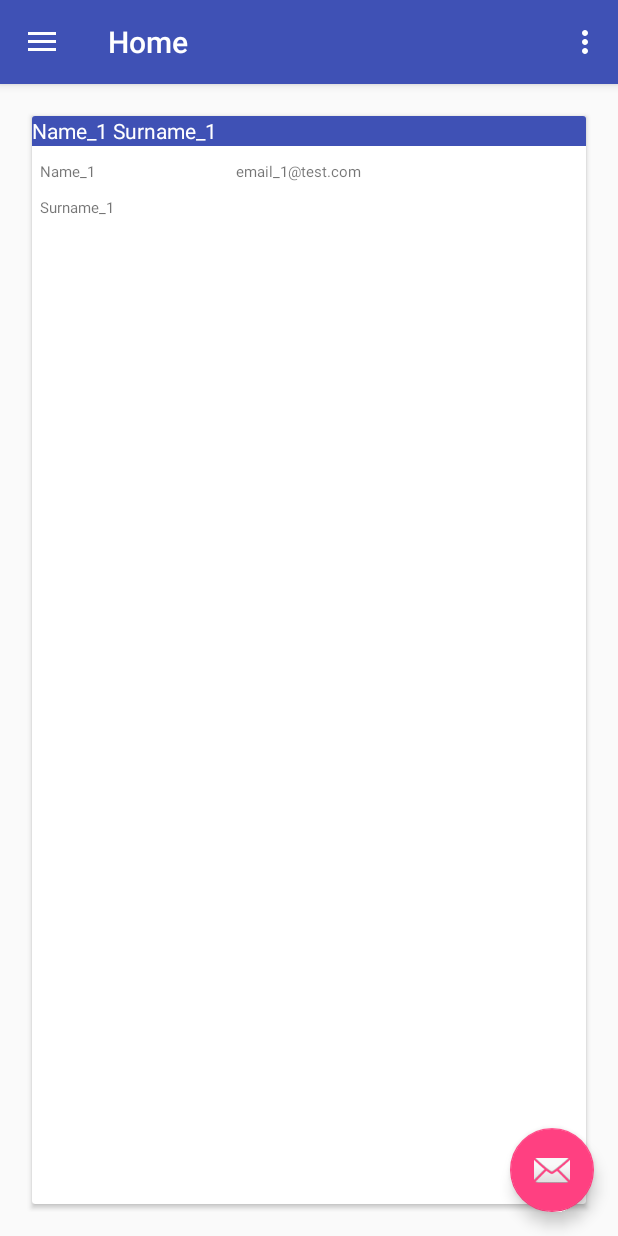
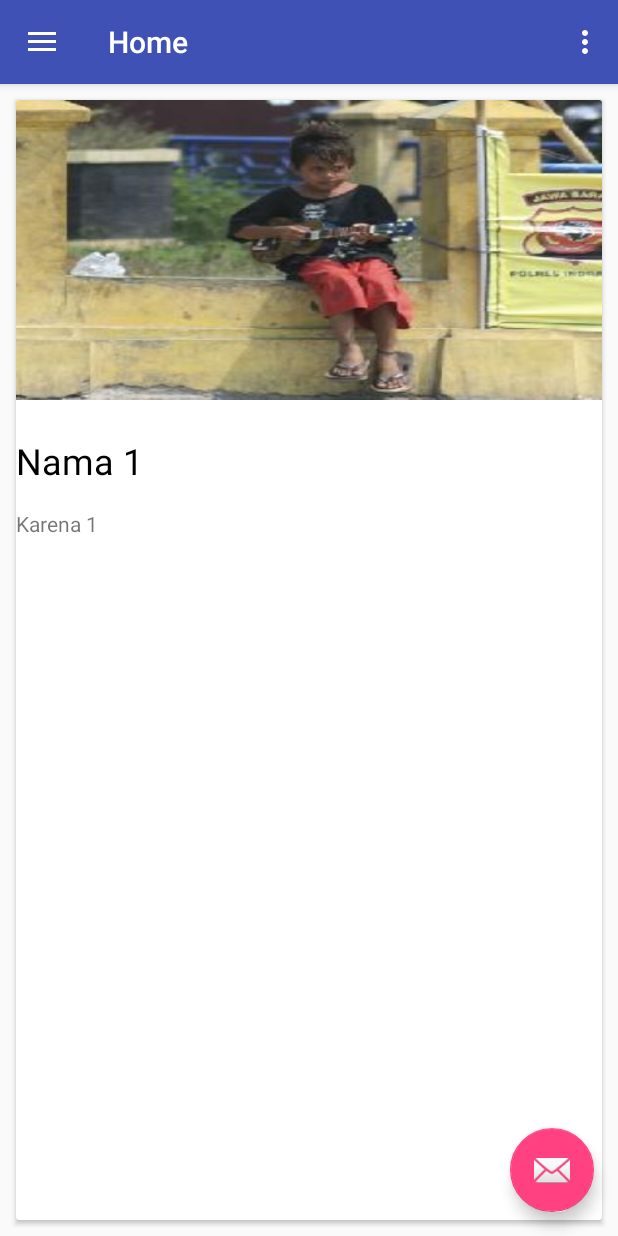
Before and after one commit to alam157/Masuk_Sekolah, an Android app: the screen it shows after launch (Home), on a phone screen of 412 x 824 dp. Run offline under Robolectric (Android 15) with nearby library versions, the phone set to English and light mode, and no system bars.

Commit message:
tambah card layout plus image

```diff
--- a/app/src/main/java/com/alam/masuksekolah/ContactAdapter.java
+++ b/app/src/main/java/com/alam/masuksekolah/ContactAdapter.java
@@ -29,9 +29,7 @@ public class ContactAdapter extends RecyclerView.Adapter<ContactAdapter.ContactV
     public void onBindViewHolder(ContactViewHolder contactViewHolder, int i) {
         ContactInfo ci = contactList.get(i);
         contactViewHolder.vName.setText(ci.name);
-        contactViewHolder.vSurname.setText(ci.surname);
-        contactViewHolder.vEmail.setText(ci.email);
-        contactViewHolder.vTitle.setText(ci.name + " " + ci.surname);
+        contactViewHolder.vSurname.setText(ci.alasan);
     }
 
     @Override
@@ -47,15 +45,11 @@ public class ContactAdapter extends RecyclerView.Adapter<ContactAdapter.ContactV
 
         protected TextView vName;
         protected TextView vSurname;
-        protected TextView vEmail;
-        protected TextView vTitle;
 
         public ContactViewHolder(View v) {
             super(v);
             vName =  (TextView) v.findViewById(R.id.txtName);
             vSurname = (TextView)  v.findViewById(R.id.txtSurname);
-            vEmail = (TextView)  v.findViewById(R.id.txtEmail);
-            vTitle = (TextView) v.findViewById(R.id.title);
         }
     }
 }
--- a/app/src/main/java/com/alam/masuksekolah/ContactInfo.java
+++ b/app/src/main/java/com/alam/masuksekolah/ContactInfo.java
@@ -5,11 +5,9 @@ package com.alam.masuksekolah;
  */
 public class ContactInfo {
     protected String name;
-    protected String surname;
-    protected String email;
+    protected String alasan;
 
 
-    protected static final String NAME_PREFIX = "Name_";
-    protected static final String SURNAME_PREFIX = "Surname_";
-    protected static final String EMAIL_PREFIX = "email_";
+    protected static final String NAME_PREFIX = "Nama ";
+    protected static final String ALASAN_PREFIX = "Karena ";
 }
--- a/app/src/main/java/com/alam/masuksekolah/Home.java
+++ b/app/src/main/java/com/alam/masuksekolah/Home.java
@@ -52,7 +52,7 @@ public class Home extends AppCompatActivity
         llm.setOrientation(LinearLayoutManager.VERTICAL);
         recList.setLayoutManager(llm);
 
-        ContactAdapter contactAdapter = new ContactAdapter(createList(10));
+        ContactAdapter contactAdapter = new ContactAdapter(createList(5));
         recList.setAdapter(contactAdapter);
     }
 
@@ -115,8 +115,7 @@ public class Home extends AppCompatActivity
         for (int i=1; i <= size; i++) {
             ContactInfo ci = new ContactInfo();
             ci.name = ContactInfo.NAME_PREFIX + i;
-            ci.surname = ContactInfo.SURNAME_PREFIX + i;
-            ci.email = ContactInfo.EMAIL_PREFIX + i + "@test.com";
+            ci.alasan = ContactInfo.ALASAN_PREFIX + i;
 
             result.add(ci);
 
--- a/app/src/main/res/layout/card_home.xml
+++ b/app/src/main/res/layout/card_home.xml
@@ -11,48 +11,34 @@
         android:layout_width="match_parent"
         android:layout_height="match_parent">
 
-        <TextView
-            android:id="@+id/title"
+        <ImageView
             android:layout_width="match_parent"
-            android:layout_height="20dp"
-            android:background="@color/colorPrimary"
-            android:text="contact det"
-            android:gravity="center_vertical"
-            android:textColor="@android:color/white"
-            android:textSize="14dp"/>
+            android:layout_height="200dp"
+            android:scaleType="centerInside"
+            android:id="@+id/ivKonten"
+            android:background="@drawable/putus_sekolah"/>
 
         <TextView
             android:id="@+id/txtName"
             android:layout_width="wrap_content"
             android:layout_height="wrap_content"
-            android:text="Name"
+            android:text="Rahman Budi"
+            android:paddingTop="24dp"
+            android:paddingBottom="16dp"
+            android:textColor="@android:color/black"
             android:gravity="center_vertical"
-            android:textSize="10dp"
-            android:layout_below="@id/title"
-            android:layout_marginTop="10dp"
-            android:layout_marginLeft="5dp"/>
+            android:textSize="24sp"
+            android:layout_below="@id/ivKonten"/>
 
         <TextView
             android:id="@+id/txtSurname"
             android:layout_width="wrap_content"
             android:layout_height="wrap_content"
-            android:text="Surname"
+            android:text="Alasan Putus Sekolah"
             android:gravity="center_vertical"
-            android:textSize="10dp"
-            android:layout_below="@id/txtName"
-            android:layout_marginTop="10dp"
-            android:layout_marginLeft="5dp"/>
-
-        <TextView
-            android:id="@+id/txtEmail"
-            android:layout_width="wrap_content"
-            android:layout_height="wrap_content"
-            android:text="Email"
-            android:textSize="10dp"
-            android:layout_marginTop="10dp"
-            android:layout_alignParentRight="true"
-            android:layout_marginRight="150dp"
-            android:layout_alignBaseline="@id/txtName"/>
+            android:paddingBottom="16dp"
+            android:textSize="14sp"
+            android:layout_below="@id/txtName"/>
 
     </RelativeLayout>
     </android.support.v7.widget.CardView>
--- a/app/src/main/res/layout/content_home.xml
+++ /dev/null
@@ -1,17 +0,0 @@
-<?xml version="1.0" encoding="utf-8"?>
-<RelativeLayout xmlns:android="http://schemas.android.com/apk/res/android"
-    xmlns:tools="http://schemas.android.com/tools"
-    xmlns:app="http://schemas.android.com/apk/res-auto" android:layout_width="match_parent"
-    android:layout_height="match_parent" android:paddingLeft="@dimen/activity_horizontal_margin"
-    android:paddingRight="@dimen/activity_horizontal_margin"
-    android:paddingTop="@dimen/activity_vertical_margin"
-    android:paddingBottom="@dimen/activity_vertical_margin"
-    app:layout_behavior="@string/appbar_scrolling_view_behavior" tools:showIn="@layout/app_bar_home"
-    tools:context="com.alam.masuksekolah.Home">
-
-    <TextView
-        android:layout_width="fill_parent"
-        android:layout_height="fill_parent"
-        android:text="Hello World Push"/>
-
-</RelativeLayout>
--- a/app/src/main/res/layout/list_card.xml
+++ b/app/src/main/res/layout/list_card.xml
@@ -4,11 +4,8 @@
     xmlns:app="http://schemas.android.com/apk/res-auto"
     android:layout_width="match_parent"
     android:layout_height="match_parent"
-    android:paddingLeft="@dimen/activity_horizontal_margin"
-    android:paddingRight="@dimen/activity_horizontal_margin"
-    android:paddingTop="@dimen/activity_vertical_margin"
-    android:paddingBottom="@dimen/activity_vertical_margin"
-    app:layout_behavior="@string/appbar_scrolling_view_behavior" tools:showIn="@layout/app_bar_home">
+    app:layout_behavior="@string/appbar_scrolling_view_behavior" tools:showIn="@layout/app_bar_home"
+    android:padding="5dp">
 
     <android.support.v7.widget.RecyclerView
         android:id="@+id/cardList"
```
Also changed, not shown: app/src/main/res/drawable/putus_sekolah.jpg (added), app/src/main/res/drawable/putus_sekolah2.jpg (added), app/src/main/res/drawable/putus_sekolah3.jpg (added).
